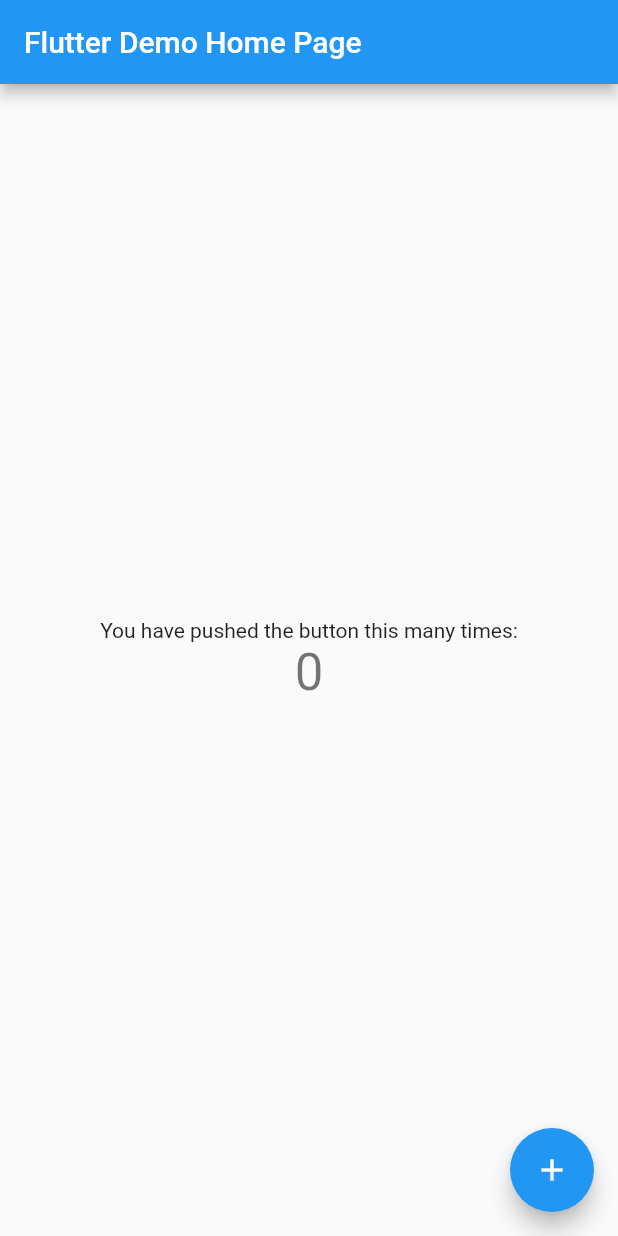
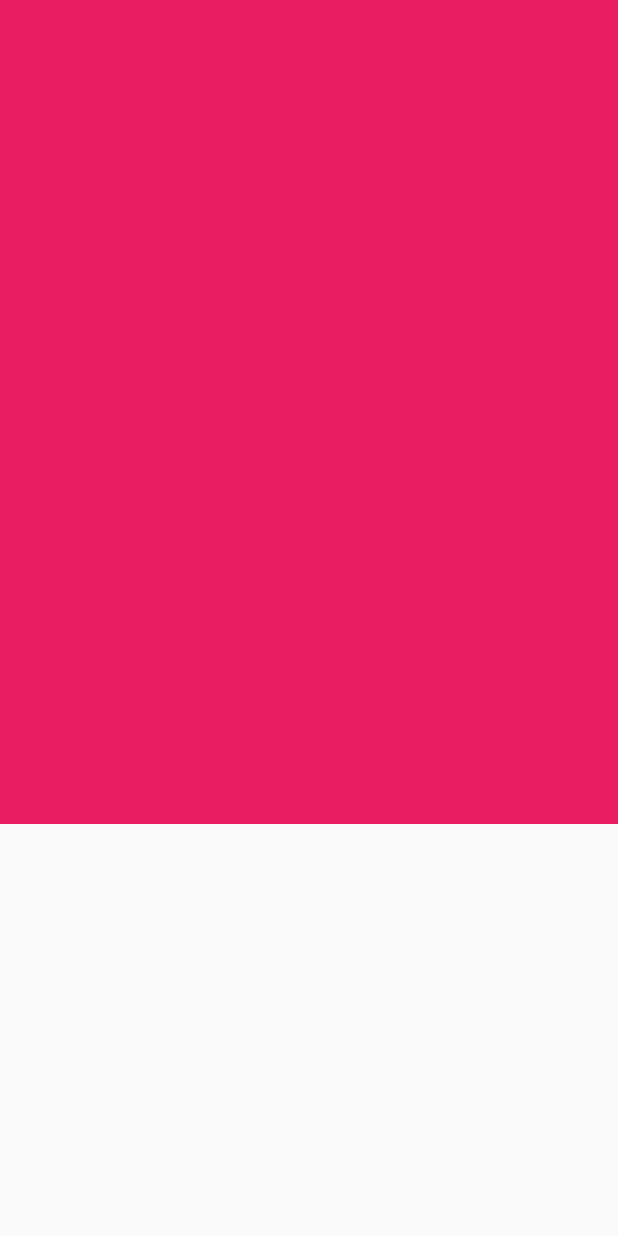
Before and after one commit to jose-tello/Flutter-App, a Flutter app: the screen it shows after launch, on a phone screen of 412 x 824 dp. Run offline on Flutter 3.47's test engine with Material 2 defaults, Android fonts, the phone set to English and light mode, and no system bars.

Commit message:
Code structured

```diff
--- /dev/null
+++ b/prueba1/lib/app.dart
@@ -0,0 +1,12 @@
+import 'package:flutter/material.dart';
+import 'screens/shop_info_screen.dart';
+
+class Application extends StatelessWidget {
+  // This widget is the root of your application.
+  @override
+  Widget build(BuildContext context) {
+    return MaterialApp(
+      home: ShopInfoScreen()
+    );
+  }
+}
--- a/prueba1/lib/main.dart
+++ b/prueba1/lib/main.dart
@@ -1,113 +1,4 @@
 import 'package:flutter/material.dart';
+import 'package:prueba1/app.dart';
 
-void main() {
-  runApp(MyApp());
-}
-
-class MyApp extends StatelessWidget {
-  // This widget is the root of your application.
-  @override
-  Widget build(BuildContext context) {
-    return MaterialApp(
-      title: 'Flutter Demo',
-      theme: ThemeData(
-        // This is the theme of your application.
-        //
-        // Try running your application with "flutter run". You'll see the
-        // application has a blue toolbar. Then, without quitting the app, try
-        // changing the primarySwatch below to Colors.green and then invoke
-        // "hot reload" (press "r" in the console where you ran "flutter run",
-        // or simply save your changes to "hot reload" in a Flutter IDE).
-        // Notice that the counter didn't reset back to zero; the application
-        // is not restarted.
-        primarySwatch: Colors.blue,
-      ),
-      home: MyHomePage(title: 'Flutter Demo Home Page'),
-    );
-  }
-}
-
-class MyHomePage extends StatefulWidget {
-  MyHomePage({Key key, this.title}) : super(key: key);
-
-  // This widget is the home page of your application. It is stateful, meaning
-  // that it has a State object (defined below) that contains fields that affect
-  // how it looks.
-
-  // This class is the configuration for the state. It holds the values (in this
-  // case the title) provided by the parent (in this case the App widget) and
-  // used by the build method of the State. Fields in a Widget subclass are
-  // always marked "final".
-
-  final String title;
-
-  @override
-  _MyHomePageState createState() => _MyHomePageState();
-}
-
-class _MyHomePageState extends State<MyHomePage> {
-  int _counter = 0;
-
-  void _incrementCounter() {
-    setState(() {
-      // This call to setState tells the Flutter framework that something has
-      // changed in this State, which causes it to rerun the build method below
-      // so that the display can reflect the updated values. If we changed
-      // _counter without calling setState(), then the build method would not be
-      // called again, and so nothing would appear to happen.
-      _counter++;
-    });
-  }
-
-  @override
-  Widget build(BuildContext context) {
-    // This method is rerun every time setState is called, for instance as done
-    // by the _incrementCounter method above.
-    //
-    // The Flutter framework has been optimized to make rerunning build methods
-    // fast, so that you can just rebuild anything that needs updating rather
-    // than having to individually change instances of widgets.
-    return Scaffold(
-      appBar: AppBar(
-        // Here we take the value from the MyHomePage object that was created by
-        // the App.build method, and use it to set our appbar title.
-        title: Text(widget.title),
-      ),
-      body: Center(
-        // Center is a layout widget. It takes a single child and positions it
-        // in the middle of the parent.
-        child: Column(
-          // Column is also a layout widget. It takes a list of children and
-          // arranges them vertically. By default, it sizes itself to fit its
-          // children horizontally, and tries to be as tall as its parent.
-          //
-          // Invoke "debug painting" (press "p" in the console, choose the
-          // "Toggle Debug Paint" action from the Flutter Inspector in Android
-          // Studio, or the "Toggle Debug Paint" command in Visual Studio Code)
-          // to see the wireframe for each widget.
-          //
-          // Column has various properties to control how it sizes itself and
-          // how it positions its children. Here we use mainAxisAlignment to
-          // center the children vertically; the main axis here is the vertical
-          // axis because Columns are vertical (the cross axis would be
-          // horizontal).
-          mainAxisAlignment: MainAxisAlignment.center,
-          children: <Widget>[
-            Text(
-              'You have pushed the button this many times:',
-            ),
-            Text(
-              '$_counter',
-              style: Theme.of(context).textTheme.headline4,
-            ),
-          ],
-        ),
-      ),
-      floatingActionButton: FloatingActionButton(
-        onPressed: _incrementCounter,
-        tooltip: 'Increment',
-        child: Icon(Icons.add),
-      ), // This trailing comma makes auto-formatting nicer for build methods.
-    );
-  }
-}
+void main() =>  runApp(Application());
--- /dev/null
+++ b/prueba1/lib/screens/shop_info_screen.dart
@@ -0,0 +1,27 @@
+import 'package:flutter/material.dart';
+
+class ShopInfoScreen extends StatelessWidget {
+  @override
+  Widget build(BuildContext context) {
+    return Scaffold(
+        body: Column(
+      children: [
+        Expanded(
+          flex: 6,
+          child: Container(
+            decoration: BoxDecoration(
+              color: Colors.pink,
+              //borderRadius:
+            ),
+
+          ),
+        ),
+
+        Expanded(
+          flex: 3,
+          child: Container(),
+        ),
+      ],
+    ));
+  }
+}
```
Also changed, not shown: 2 other files.
